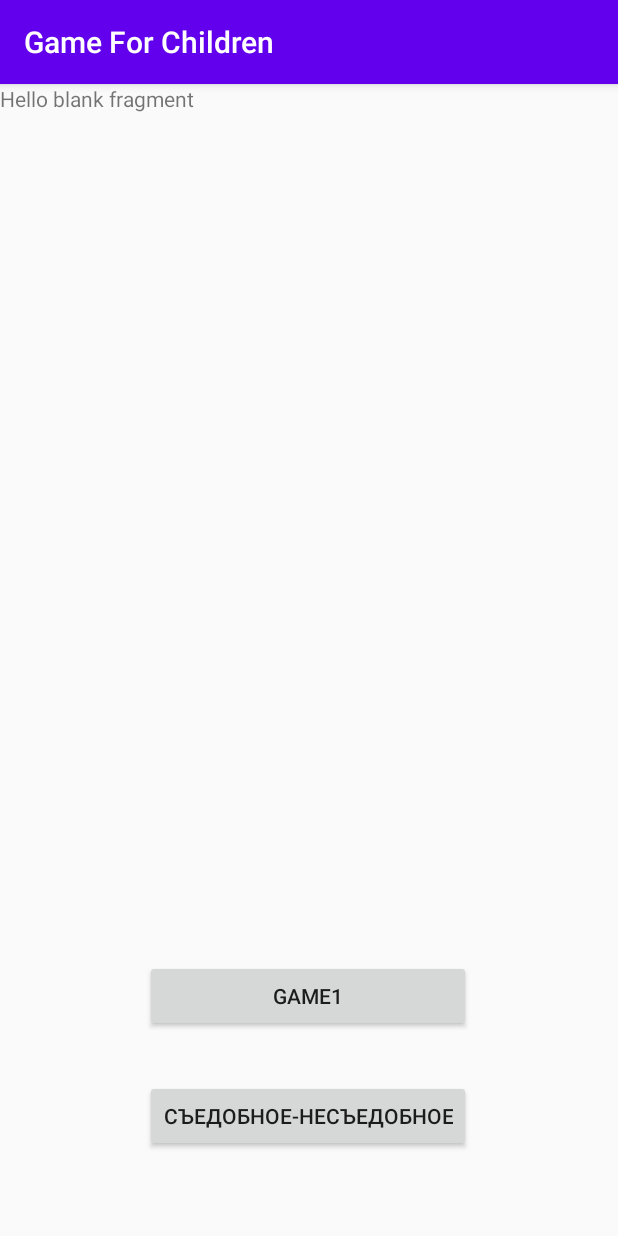
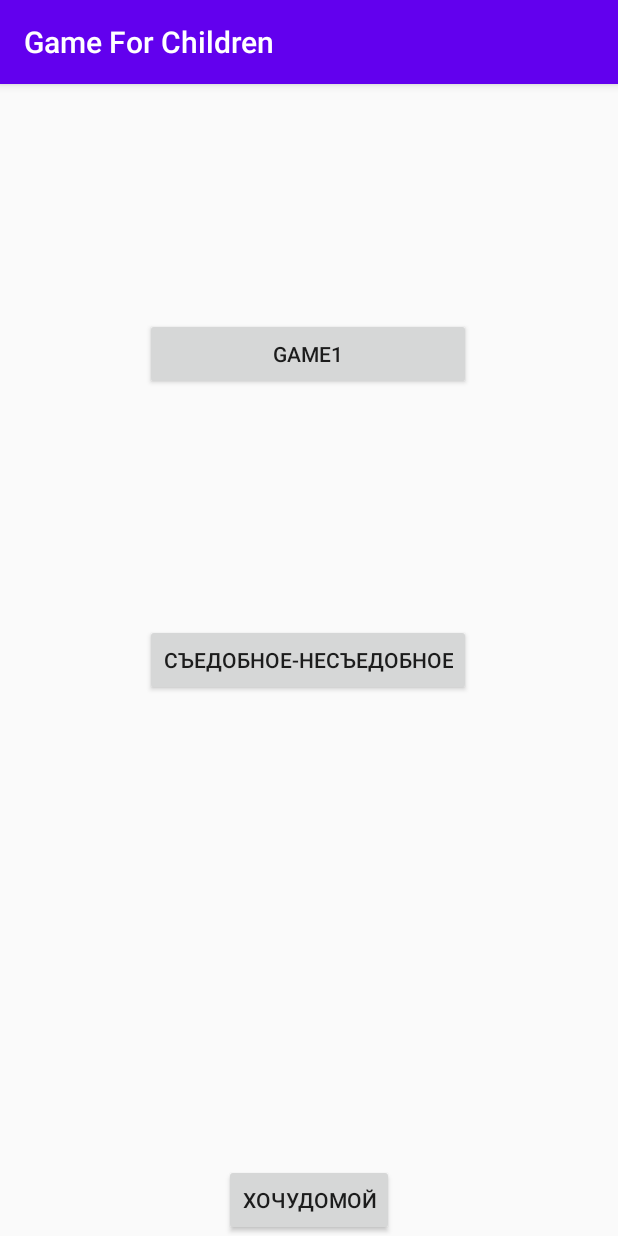
Before and after one commit to ZaharGusyatin/GameForChildren, an Android app: the screen it shows after launch (MainActivity), after a tap on an icon or button, on a phone screen of 412 x 824 dp. Run offline under Robolectric (Android 15) with nearby library versions, the phone set to English and light mode, and no system bars.

Commit message:
Anim 3debugs backButton

```diff
--- a/app/src/main/AndroidManifest.xml
+++ b/app/src/main/AndroidManifest.xml
@@ -9,7 +9,7 @@
         android:roundIcon="@mipmap/ic_launcher_round"
         android:supportsRtl="true"
         android:theme="@style/AppTheme">
-        <activity android:name=".MainActivity">
+        <activity android:name=".activities.MainActivity">
             <intent-filter>
                 <action android:name="android.intent.action.MAIN" />
 
--- /dev/null
+++ b/app/src/main/java/com/example/gameforchildren/activities/BaseActivity.kt
@@ -0,0 +1,20 @@
+package com.example.gameforchildren.activities
+
+import android.os.Handler
+import android.widget.Toast
+import androidx.appcompat.app.AppCompatActivity
+import com.example.gameforchildren.utilits.showToast
+
+open class BaseActivity :AppCompatActivity(){
+    private var doubleBackToExitPressedOnce = false
+    override fun onBackPressed() {
+        if (doubleBackToExitPressedOnce) {
+            super.finish()
+            return
+        }
+        this.doubleBackToExitPressedOnce = true
+        showToast("кликЕщеРаз")
+
+        Handler().postDelayed({ doubleBackToExitPressedOnce = false }, 1500)
+    }
+}
--- a/app/src/main/java/com/example/gameforchildren/MainActivity.kt
+++ b/app/src/main/java/com/example/gameforchildren/activities/MainActivity.kt
@@ -1,16 +1,15 @@
-package com.example.gameforchildren
+package com.example.gameforchildren.activities
 
-import androidx.appcompat.app.AppCompatActivity
+
 import android.os.Bundle
 import com.example.gameforchildren.databinding.ActivityMainBinding
 import com.example.gameforchildren.ui.StartScreenFragment
-import com.example.gameforchildren.ui.fragments.LevelSelectionFragment
-import com.example.gameforchildren.ui.fragments.edibleGameFragments.EdibleGameMainFragment
 import com.example.gameforchildren.utilits.APP_ACTIVITY
 import com.example.gameforchildren.utilits.replaceFragment
-import kotlinx.android.synthetic.main.fragment_start_screen_fragment.*
 
-class MainActivity : AppCompatActivity() {
+
+class MainActivity : BaseActivity() {
+
     private lateinit var mBinding: ActivityMainBinding
     override fun onCreate(savedInstanceState: Bundle?) {
         super.onCreate(savedInstanceState)
@@ -20,7 +19,12 @@ class MainActivity : AppCompatActivity() {
         replaceFragment(StartScreenFragment(), false)
 
 
+
+
+
     }
 
 
+
+
 }
--- a/app/src/main/java/com/example/gameforchildren/ui/fragments/LevelSelectionFragment.kt
+++ b/app/src/main/java/com/example/gameforchildren/ui/fragments/LevelSelectionFragment.kt
@@ -4,14 +4,16 @@ import androidx.fragment.app.Fragment
 import com.example.gameforchildren.R
 import com.example.gameforchildren.ui.fragments.edibleGameFragments.EdibleGameMainFragment
 import com.example.gameforchildren.ui.fragments.guessByTheSound.GuessByTheSoundFragment
+import com.example.gameforchildren.utilits.APP_ACTIVITY
 import com.example.gameforchildren.utilits.replaceFragment
 import kotlinx.android.synthetic.main.fragment_level_selection.*
 
 class LevelSelectionFragment : Fragment(R.layout.fragment_level_selection) {
     override fun onResume() {
         super.onResume()
-        button_level_selection_edible.setOnClickListener { replaceFragment(EdibleGameMainFragment()) }
-        button_guess_by_the_sounds.setOnClickListener { replaceFragment(GuessByTheSoundFragment()) }
+        button_level_selection_edible.setOnClickListener { replaceFragment(EdibleGameMainFragment(),false) }
+        button_guess_by_the_sounds.setOnClickListener { replaceFragment(GuessByTheSoundFragment(),false) }
+        buttonExit.setOnClickListener { APP_ACTIVITY.finish() }
 
     }
 
--- a/app/src/main/java/com/example/gameforchildren/ui/fragments/edibleGameFragments/EdibleGameMainFragment.kt
+++ b/app/src/main/java/com/example/gameforchildren/ui/fragments/edibleGameFragments/EdibleGameMainFragment.kt
@@ -16,7 +16,7 @@ class EdibleGameMainFragment : Fragment(R.layout.fragment_edible_game_main){
     override fun onResume() {
         super.onResume()
         edibleButtonStart.setOnClickListener {
-            replaceFragment(EdibleGameQuestionFragment())
+            replaceFragment(EdibleGameQuestionFragment(), false)
        }
     }
 }
--- a/app/src/main/java/com/example/gameforchildren/utilits/fun.kt
+++ b/app/src/main/java/com/example/gameforchildren/utilits/fun.kt
@@ -1,7 +1,9 @@
 package com.example.gameforchildren.utilits
 
+import android.widget.Toast
 import androidx.fragment.app.Fragment
 import com.example.gameforchildren.R
+import java.util.logging.Handler
 
 fun replaceFragment(fragment: Fragment, addStack: Boolean = true) {
     if (addStack) {
@@ -19,4 +21,8 @@ fun replaceFragment(fragment: Fragment, addStack: Boolean = true) {
             ).commit()
     }
 
+
 }
+ fun showToast(message: String) {
+    Toast.makeText(APP_ACTIVITY, message, Toast.LENGTH_SHORT).show()
+}
--- a/app/src/main/res/layout/activity_main.xml
+++ b/app/src/main/res/layout/activity_main.xml
@@ -4,7 +4,7 @@
     xmlns:tools="http://schemas.android.com/tools"
     android:layout_width="match_parent"
     android:layout_height="match_parent"
-    tools:context=".MainActivity">
+    tools:context=".activities.MainActivity">
 
     <androidx.constraintlayout.widget.ConstraintLayout
         android:id="@+id/dataContainer"
--- a/app/src/main/res/layout/fragment_guess_by_the_sound.xml
+++ b/app/src/main/res/layout/fragment_guess_by_the_sound.xml
@@ -53,6 +53,7 @@
     <Button
         android:id="@+id/backToMenu"
         android:layout_width="wrap_content"
+        android:visibility="invisible"
         android:layout_height="wrap_content"
         app:layout_constraintBottom_toBottomOf="parent"
         app:layout_constraintStart_toStartOf="parent" />
--- a/app/src/main/res/layout/fragment_level_selection.xml
+++ b/app/src/main/res/layout/fragment_level_selection.xml
@@ -7,31 +7,34 @@
     tools:context=".ui.fragments.LevelSelectionFragment">
 
 
-    <TextView
-        android:id="@+id/textView2"
-        android:layout_width="match_parent"
-        android:layout_height="match_parent"
-        android:text="@string/hello_blank_fragment" />
-
     <Button
         android:id="@+id/button_level_selection_edible"
         android:layout_width="wrap_content"
         android:layout_height="wrap_content"
-        android:layout_marginBottom="56dp"
         android:text="@string/EdibleGameTitle"
         app:layout_constraintBottom_toBottomOf="parent"
         app:layout_constraintEnd_toEndOf="parent"
         app:layout_constraintHorizontal_bias="0.498"
-        app:layout_constraintStart_toStartOf="parent" />
+        app:layout_constraintStart_toStartOf="parent"
+        app:layout_constraintTop_toTopOf="parent" />
 
     <Button
         android:id="@+id/button_guess_by_the_sounds"
         android:layout_width="0dp"
         android:layout_height="wrap_content"
-        android:layout_marginBottom="32dp"
         android:text="game1"
         app:layout_constraintBottom_toTopOf="@+id/button_level_selection_edible"
         app:layout_constraintEnd_toEndOf="@+id/button_level_selection_edible"
-        app:layout_constraintStart_toStartOf="@+id/button_level_selection_edible" />
+        app:layout_constraintStart_toStartOf="@+id/button_level_selection_edible"
+        app:layout_constraintTop_toTopOf="parent" />
+
+    <Button
+        android:id="@+id/buttonExit"
+        android:layout_width="wrap_content"
+        android:layout_height="wrap_content"
+        android:text="ХочуДомой"
+        app:layout_constraintBottom_toBottomOf="parent"
+        app:layout_constraintEnd_toEndOf="parent"
+        app:layout_constraintStart_toStartOf="parent" />
 
 </androidx.constraintlayout.widget.ConstraintLayout>
```
Also changed, not shown: app/src/main/java/com/example/gameforchildren/ui/fragments/edibleGameFragments/EdibleGameQuestionFragment.kt (+12 -3 lines), app/src/main/java/com/example/gameforchildren/ui/fragments/guessByTheSound/GuessByTheSoundFragment.kt (+34 -35 lines), app/src/main/java/com/example/gameforchildren/utilits/appConstants.kt (+23 -1 lines), app/src/main/res/anim/alfa.xml (added, +10 -0 lines), app/src/main/res/anim/beta.xml (added, +10 -0 lines), app/src/main/res/layout/fragment_edible_game_question.xml (+8 -0 lines).
